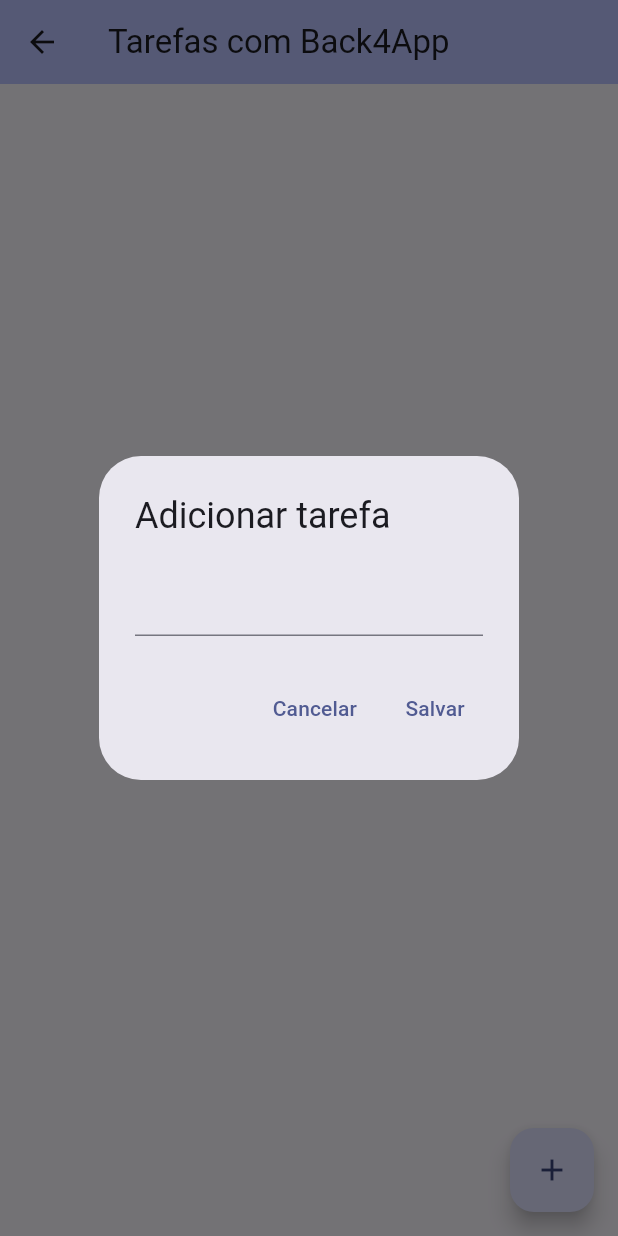
After one commit to BrunoAlm/projetos_flutter_dio, a Flutter app: the TarefasPage screen opened directly, after a tap on the "add" icon, on a phone screen of 412 x 824 dp. The commit adds this screen. Run offline on Flutter 3.47's test engine with Material 3 defaults, Android fonts, the phone set to English and light mode, and no system bars; our stand-ins replace convert, dio, flutter_dotenv, get_it, hive_flutter; accounts and stored records are empty; network calls fail.

Commit message:
feat: add tarefas project

```diff
--- a/lib/my_navigation_widget.dart
+++ b/lib/my_navigation_widget.dart
@@ -3,6 +3,7 @@ import 'package:first_proj_flutter_dio/src/modules/cep/cep_page.dart';
 import 'package:first_proj_flutter_dio/src/modules/first_commit/first_commit_page.dart';
 import 'package:first_proj_flutter_dio/src/modules/marvel/marvel_page.dart';
 import 'package:first_proj_flutter_dio/src/modules/posts/posts_page.dart';
+import 'package:first_proj_flutter_dio/src/modules/tarefas/tarefas_page.dart';
 import 'package:flutter/material.dart';
 
 class MyNavigation extends StatefulWidget {
@@ -22,6 +23,7 @@ class _MyNavigationState extends State<MyNavigation> {
     const CepPage(title: 'Consulta de CEP'),
     const PostsPage(title: 'Posts'),
     const MarvelPage(title: 'API Marvel Comics'),
+    const TarefasPage(title: 'Tarefas com Back4App'),
   ];
 
   @override
@@ -58,6 +60,10 @@ class _MyNavigationState extends State<MyNavigation> {
                 icon: Icon(Icons.person_4_rounded),
                 label: Text('Marvel'),
               ),
+              NavigationRailDestination(
+                icon: Icon(Icons.cloud_upload),
+                label: Text('Tarefas'),
+              ),
             ],
             selectedIndex: _actualPage,
             onDestinationSelected: (value) {
--- /dev/null
+++ b/lib/src/modules/tarefas/tarefas_model.dart
@@ -0,0 +1,79 @@
+// ignore_for_file: public_member_api_docs, sort_constructors_first
+class TasksModel {
+  final List<TaskModel> tarefas;
+
+  TasksModel({
+    required this.tarefas,
+  });
+
+  factory TasksModel.fromJson(Map<String, dynamic> json) {
+    var resultsJson = json['results'] as List<dynamic>?;
+
+    if (resultsJson != null) {
+      var results = resultsJson.map((v) => TaskModel.fromJson(v)).toList();
+      return TasksModel(tarefas: results);
+    } else {
+      return TasksModel(tarefas: []);
+    }
+  }
+
+  Map<String, dynamic> toJson() {
+    final Map<String, dynamic> data = <String, dynamic>{};
+    data['results'] = tarefas.map((v) => v.toJson()).toList();
+    return data;
+  }
+}
+
+class TaskModel {
+  String? objectId;
+  String description;
+  bool finished;
+  String? createdAt;
+  String? updatedAt;
+
+  TaskModel({
+    required this.objectId,
+    required this.description,
+    required this.finished,
+    required this.createdAt,
+    required this.updatedAt,
+  });
+
+  TaskModel.newTask({
+    required this.description,
+    required this.finished,
+  });
+
+  factory TaskModel.fromJson(Map<String, dynamic> map) {
+    return TaskModel(
+      objectId: map['objectId'],
+      description: map['descricao'],
+      finished: map['concluido'],
+      createdAt: map['createdAt'],
+      updatedAt: map['updatedAt'],
+    );
+  }
+
+  Map<String, dynamic> toJson() {
+    final Map<String, dynamic> data = <String, dynamic>{};
+    data['descricao'] = description;
+    data['concluido'] = finished;
+    return data;
+  }
+
+  TaskModel copyWith({
+    String? objectId,
+    String? description,
+    bool? finished,
+    String? createdAt,
+    String? updatedAt,
+  }) {
+    return TaskModel(
+      objectId: objectId ?? this.objectId,
+      description: description ?? this.description,
+      finished: finished ?? this.finished,
+      createdAt: createdAt ?? this.createdAt,
+      updatedAt: updatedAt ?? this.updatedAt,
+    );
+  }
+}
--- /dev/null
+++ b/lib/src/modules/tarefas/tarefas_page.dart
@@ -0,0 +1,165 @@
+import 'package:first_proj_flutter_dio/src/modules/tarefas/tarefas_model.dart';
+import 'package:first_proj_flutter_dio/src/modules/tarefas/tarefas_repository.dart';
+import 'package:flutter/material.dart';
+
+class TarefasPage extends StatefulWidget {
+  final String title;
+
+  const TarefasPage({super.key, required this.title});
+
+  @override
+  State<TarefasPage> createState() => _TarefasPageState();
+}
+
+class _TarefasPageState extends State<TarefasPage> {
+  late TasksRepository tasksRepository;
+  late TasksModel tasks;
+  final descriptionEC = TextEditingController();
+  var finished = false;
+  var loading = false;
+
+  @override
+  void initState() {
+    tasksRepository = TasksRepository();
+    tasks = TasksModel(tarefas: []);
+    loadTasks();
+    super.initState();
+  }
+
+  loadTasks() async {
+    if (mounted) {
+      setState(() {
+        loading = true;
+      });
+
+      tasks = await tasksRepository.getTasks(finished);
+      setState(() {
+        loading = false;
+      });
+    }
+  }
+
+  void createTask(String description) async {
+    await tasksRepository.createTask(
+      TaskModel.newTask(
+        description: description,
+        finished: false,
+      ),
+    );
+    loadTasks();
+  }
+
+  void updateTask(TaskModel task) async {
+    await tasksRepository.updateTask(
+      task: task,
+    );
+    loadTasks();
+  }
+
+  @override
+  Widget build(BuildContext context) {
+    return Scaffold(
+      appBar: AppBar(
+        title: Text(widget.title),
+        backgroundColor: Theme.of(context).colorScheme.inversePrimary,
+      ),
+      floatingActionButton: FloatingActionButton(
+        child: const Icon(Icons.add),
+        onPressed: () {
+          descriptionEC.text = "";
+          showDialog(
+            context: context,
+            builder: (BuildContext bc) {
+              return AlertDialog(
+                title: const Text("Adicionar tarefa"),
+                content: TextField(
+                  controller: descriptionEC,
+                ),
+                actions: [
+                  TextButton(
+                      onPressed: () {
+                        Navigator.pop(context);
+                      },
+                      child: const Text("Cancelar")),
+                  TextButton(
+                    onPressed: () {
+                      createTask(descriptionEC.text);
+                      Navigator.pop(context);
+                    },
+                    child: const Text("Salvar"),
+                  )
+                ],
+              );
+            },
+          );
+        },
+      ),
+      body: tasks.tarefas.isEmpty
+          ? const Scaffold(
+              body: Center(
+                  child: Text(
+              'Sem tarefas na lista! 😅',
+              style: TextStyle(fontSize: 22),
+            )))
+          : SafeArea(
+              child: Padding(
+                padding: const EdgeInsets.symmetric(horizontal: 18.0),
+                child: Column(
+                  children: [
+                    Container(
+                      margin: const EdgeInsets.symmetric(
+                          horizontal: 12, vertical: 8),
+                      child: Row(
+                        mainAxisAlignment: MainAxisAlignment.spaceBetween,
+                        children: [
+                          const Text(
+                            "Apenas não concluídos",
+                            style: TextStyle(fontSize: 18),
+                          ),
+                          Switch(
+                            value: finished,
+                            onChanged: (bool value) {
+                              finished = value;
+                              loadTasks();
+                            },
+                          )
+                        ],
+                      ),
+                    ),
+                    const Divider(),
+                    loading
+                        ? const CircularProgressIndicator()
+                        : Expanded(
+                            child: ListView.builder(
+                              itemCount: tasks.tarefas.length,
+                              itemBuilder: (BuildContext bc, int index) {
+                                var task = tasks.tarefas[index];
+                                return Dismissible(
+                                  onDismissed: (DismissDirection
+                                      dismissDirection) async {
+                                    await tasksRepository
+                                        .deleteTask(task.objectId!);
+                                    loadTasks();
+                                  },
+                                  key: Key(task.description),
+                                  child: ListTile(
+                                    title: Text(task.description),
+                                    trailing: Switch(
+                                      value: task.finished,
+                                      onChanged: (bool value) {
+                                        task.finished = value;
+                                        updateTask(task);
+                                      },
+                                    ),
+                                  ),
+                                );
+                              },
+                            ),
+                          ),
+                  ],
+                ),
+              ),
+            ),
+    );
+  }
+}
--- /dev/null
+++ b/lib/src/modules/tarefas/tarefas_repository.dart
@@ -0,0 +1,50 @@
+import 'package:dio/dio.dart';
+import 'package:first_proj_flutter_dio/src/modules/tarefas/tarefas_model.dart';
+
+class TasksRepository {
+  late final Dio _dio;
+
+  TasksRepository() {
+    _dio = Dio();
+    _dio.options.headers["X-Parse-Application-Id"] =
+        "jlelK4wbVI0JPJebZWRWftVPjFUhFqbHD7Nac0FH";
+    _dio.options.headers["X-Parse-REST-API-Key"] =
+        "Z6cK9G688Hv6HadBvgecVNWahP5K5wMvJi1rJMDC";
+    _dio.options.headers["Content-Type"] = "application/json";
+    _dio.options.baseUrl = 'https://parseapi.back4app.com/classes';
+  }
+
+  Future<TasksModel> getTasks(bool finished) async {
+    String url = '/Tarefas';
+    if (finished) {
+      url += '?where={"concluido":false}';
+    }
+    var result = await _dio.get(url);
+    return TasksModel.fromJson(result.data);
+  }
+
+  Future<void> createTask(TaskModel task) async {
+    try {
+      await _dio.post('/Tarefas', data: task.toJson());
+    } catch (e) {
+      rethrow;
+    }
+  }
+
+  Future<void> updateTask(
+      {required TaskModel task}) async {
+    try {
+      await _dio.put('/Tarefas/${task.objectId}', data: task.toJson());
+    } catch (e) {
+      rethrow;
+    }
+  }
+
+  Future<void> deleteTask(String taskId) async {
+    try {
+      await _dio.delete('/Tarefas/$taskId');
+    } catch (e) {
+      rethrow;
+    }
+  }
+}
```
Also changed, not shown: lib/src/modules/posts/posts_page.dart (+5 -3 lines).
